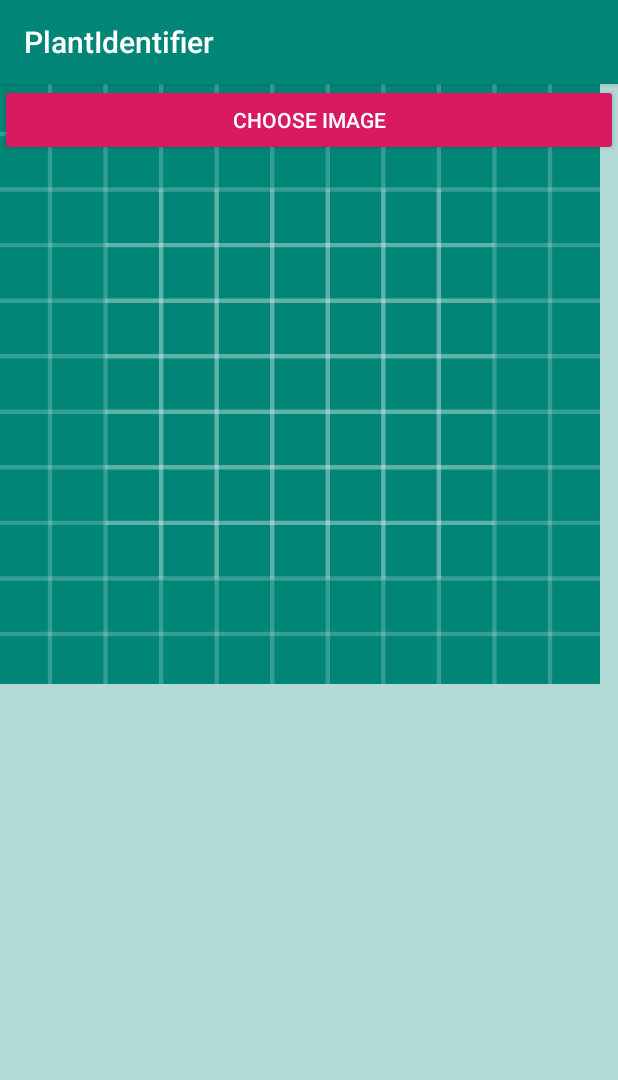
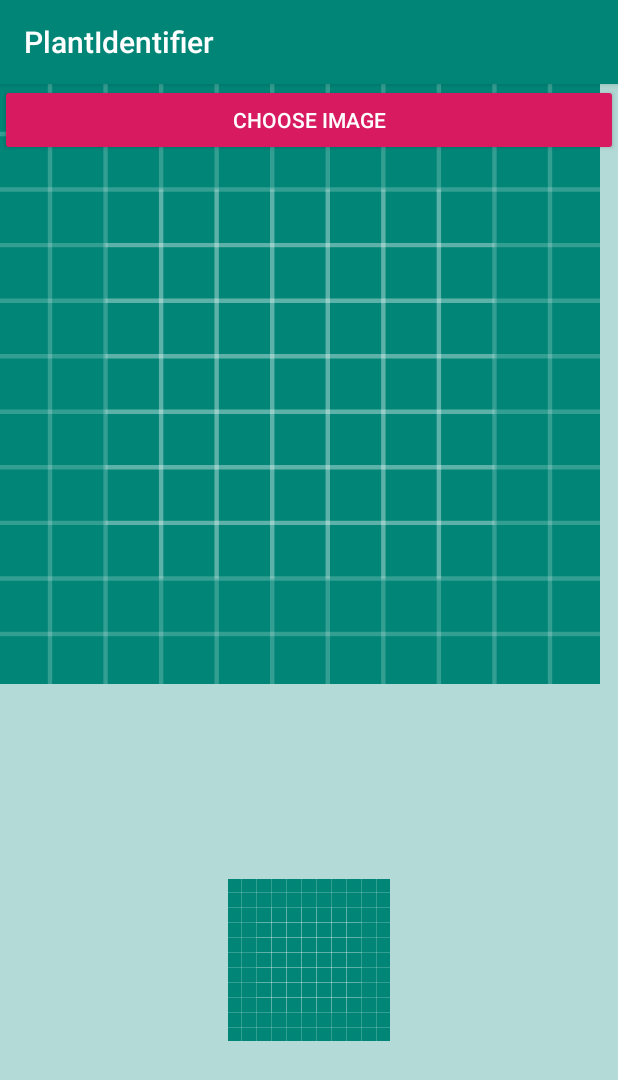
Before and after one commit to Scott3-0/NWAPW-Project, an Android app: the Camera screen opened directly, with no data from a screen before it, on a phone screen of 412 x 824 dp. Shown: the top 1080 px of the screen. Run offline under Robolectric (Android 15) with nearby library versions, the phone set to English and light mode, and no system bars; pictures from the network do not load.

Commit message:
Test for proper bitmap assignment

```diff
--- a/USE_THIS_ONE_FROM_NOW_ON/app/src/main/java/com/example/plantidentifier/Camera.java
+++ b/USE_THIS_ONE_FROM_NOW_ON/app/src/main/java/com/example/plantidentifier/Camera.java
@@ -84,6 +84,9 @@ public class Camera extends AppCompatActivity {
             chosenImageBitmap = ProcessImage.getBitmapFromView(imageView, imageView.getWidth(), imageView.getHeight());
 
             imageView.setImageBitmap(chosenImageBitmap);
+
+            ImageView second = findViewById(R.id.imageView);
+            imageView.setImageBitmap(chosenImageBitmap);
         }
     }
 
--- a/USE_THIS_ONE_FROM_NOW_ON/app/src/main/res/layout/activity_camera.xml
+++ b/USE_THIS_ONE_FROM_NOW_ON/app/src/main/res/layout/activity_camera.xml
@@ -24,6 +24,19 @@
         android:layout_width="match_parent"
         android:layout_height="wrap_content" />
 
+    <ImageView
+        android:id="@+id/imageView"
+        android:layout_width="wrap_content"
+        android:layout_height="wrap_content"
+        android:layout_marginStart="8dp"
+        android:layout_marginTop="8dp"
+        android:layout_marginEnd="8dp"
+        android:layout_marginBottom="8dp"
+        app:layout_constraintBottom_toBottomOf="parent"
+        app:layout_constraintEnd_toEndOf="parent"
+        app:layout_constraintStart_toStartOf="parent"
+        app:layout_constraintTop_toBottomOf="@+id/image_view"
+        app:srcCompat="@drawable/ic_launcher_background" />
 
 
 </androidx.constraintlayout.widget.ConstraintLayout>
```
